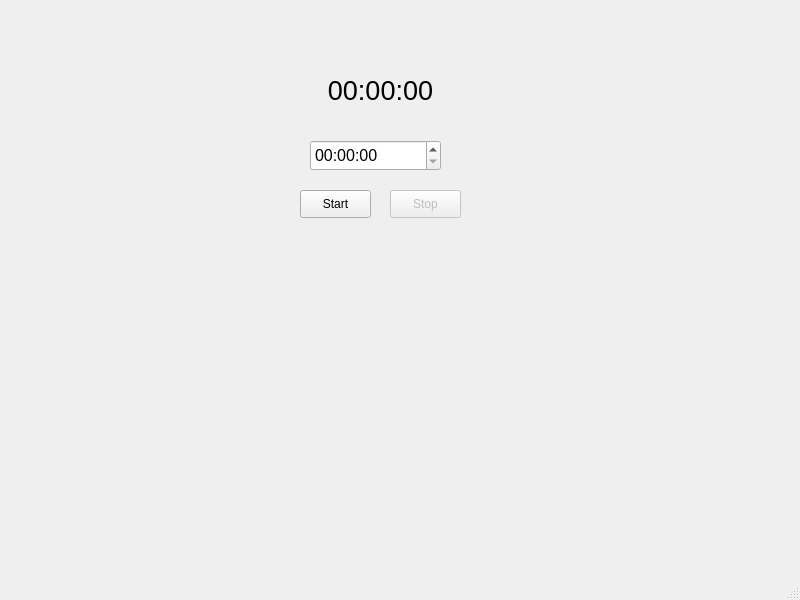
Qt form task2/Timer/mainwindow.ui (tinrael/tasks) before a commit.
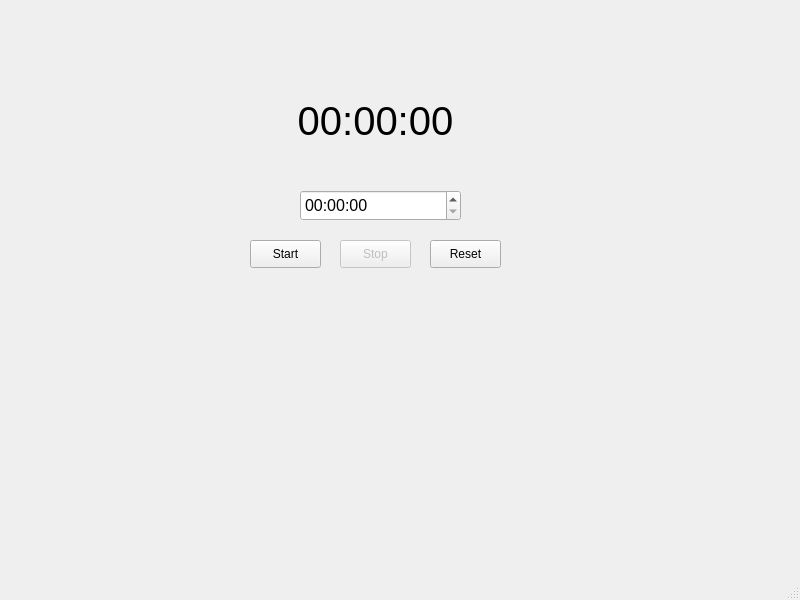
The same form after that commit.

Commit message: Added a reset button

What changed in the file:
```diff
--- a/task2/Timer/mainwindow.ui
+++ b/task2/Timer/mainwindow.ui
@@ -2,6 +2,9 @@
 <ui version="4.0">
  <class>MainWindow</class>
  <widget class="QMainWindow" name="MainWindow">
+  <property name="enabled">
+   <bool>true</bool>
+  </property>
   <property name="geometry">
    <rect>
     <x>0</x>
@@ -20,9 +23,9 @@
     </property>
     <property name="geometry">
      <rect>
-      <x>310</x>
-      <y>140</y>
-      <width>131</width>
+      <x>300</x>
+      <y>190</y>
+      <width>161</width>
       <height>31</height>
      </rect>
     </property>
@@ -41,8 +44,8 @@
    <widget class="QPushButton" name="pbStart">
     <property name="geometry">
      <rect>
-      <x>300</x>
-      <y>190</y>
+      <x>250</x>
+      <y>240</y>
       <width>71</width>
       <height>28</height>
      </rect>
@@ -54,15 +57,15 @@
    <widget class="QLabel" name="lblRemainingTime">
     <property name="geometry">
      <rect>
-      <x>300</x>
-      <y>60</y>
-      <width>161</width>
-      <height>61</height>
+      <x>270</x>
+      <y>70</y>
+      <width>211</width>
+      <height>101</height>
      </rect>
     </property>
     <property name="font">
      <font>
-      <pointsize>20</pointsize>
+      <pointsize>30</pointsize>
      </font>
     </property>
     <property name="text">
@@ -78,8 +81,8 @@
     </property>
     <property name="geometry">
      <rect>
-      <x>390</x>
-      <y>190</y>
+      <x>340</x>
+      <y>240</y>
       <width>71</width>
       <height>28</height>
      </rect>
@@ -88,6 +91,22 @@
      <string>Stop</string>
     </property>
    </widget>
+   <widget class="QPushButton" name="pbReset">
+    <property name="enabled">
+     <bool>true</bool>
+    </property>
+    <property name="geometry">
+     <rect>
+      <x>430</x>
+      <y>240</y>
+      <width>71</width>
+      <height>28</height>
+     </rect>
+    </property>
+    <property name="text">
+     <string>Reset</string>
+    </property>
+   </widget>
   </widget>
   <widget class="QMenuBar" name="menubar">
    <property name="geometry">
```
The commit also changes 2 other files.
